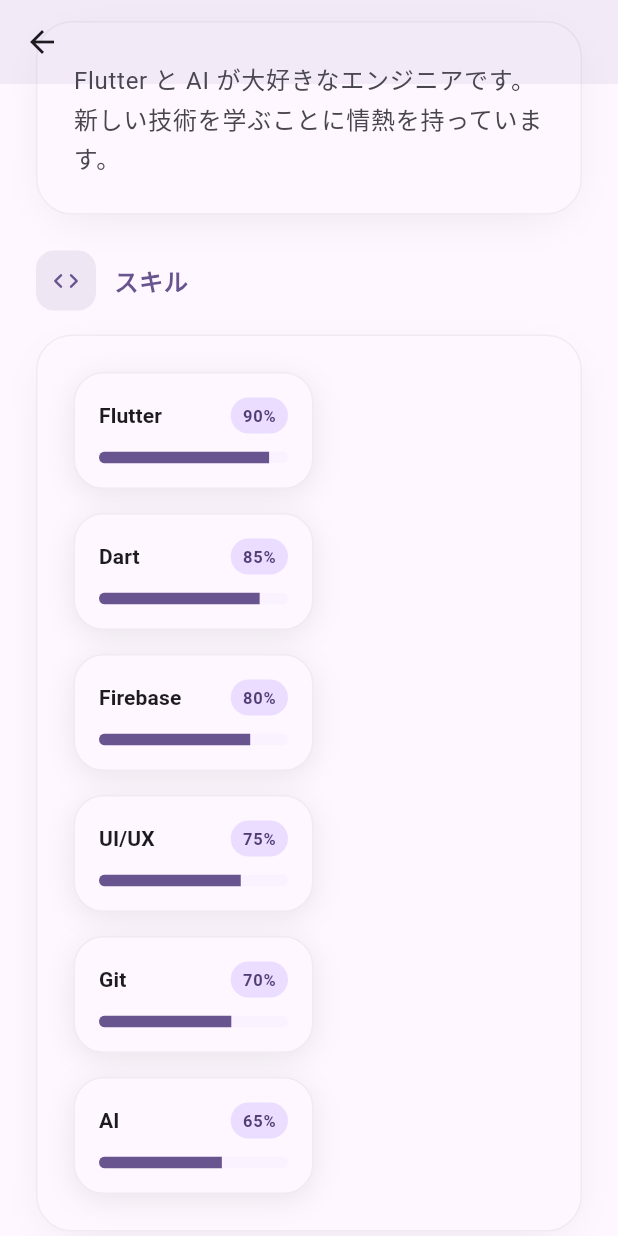
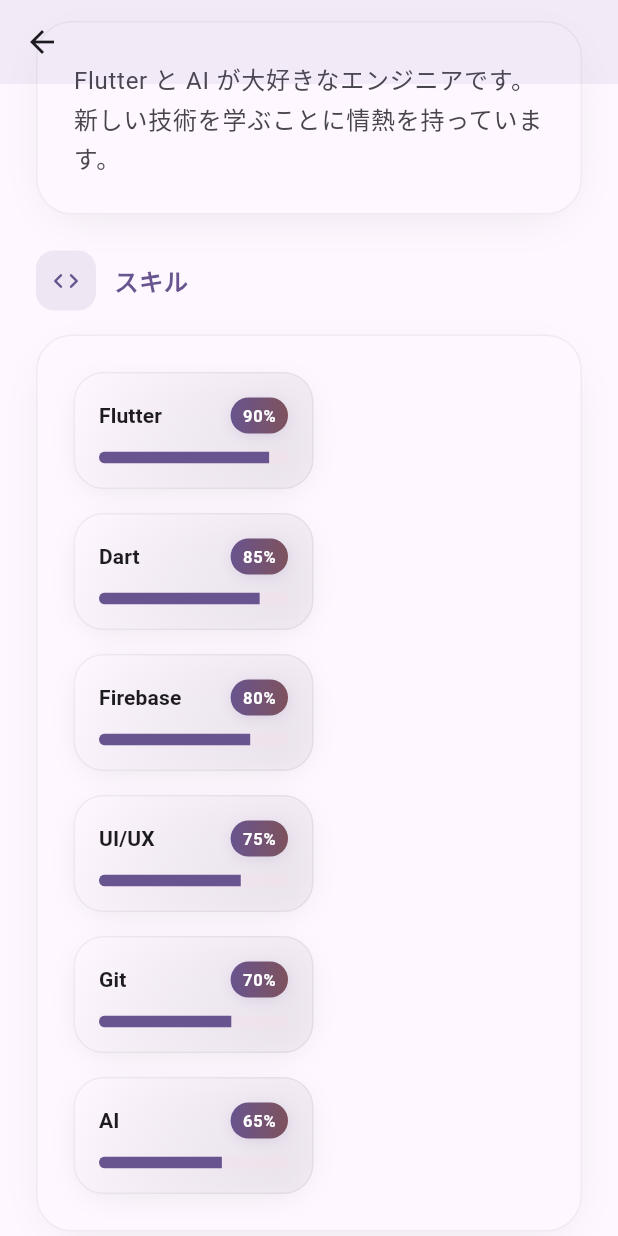
Before and after one commit to Koichi5/cursor_agent_sample, a Flutter app: the ProfileDetailPage screen opened directly with empty values, scrolled down 576 dp, on a phone screen of 412 x 824 dp. Run offline on Flutter 3.47's test engine with Material 3 defaults, Android fonts, the phone set to English and light mode, and no system bars.

Commit message:
style: Enhance profile detail page with improved gradients and visual effects

```diff
--- a/lib/views/profile_detail_page/profile_detail_page.dart
+++ b/lib/views/profile_detail_page/profile_detail_page.dart
@@ -382,13 +382,21 @@
       width: 160,
       padding: const EdgeInsets.all(16),
       decoration: BoxDecoration(
-        color: theme.colorScheme.surface,
+        gradient: LinearGradient(
+          begin: Alignment.topLeft,
+          end: Alignment.bottomRight,
+          colors: [
+            theme.colorScheme.surface,
+            theme.colorScheme.surfaceVariant.withOpacity(0.5),
+          ],
+        ),
         borderRadius: BorderRadius.circular(20),
         boxShadow: [
           BoxShadow(
             color: theme.colorScheme.shadow.withOpacity(0.08),
             blurRadius: 16,
             offset: const Offset(0, 4),
+            spreadRadius: -4,
           ),
         ],
         border: Border.all(
@@ -414,13 +422,26 @@
                   vertical: 4,
                 ),
                 decoration: BoxDecoration(
-                  color: theme.colorScheme.primaryContainer,
+                  gradient: LinearGradient(
+                    colors: [
+                      theme.colorScheme.primary,
+                      theme.colorScheme.tertiary,
+                    ],
+                  ),
                   borderRadius: BorderRadius.circular(12),
+                  boxShadow: [
+                    BoxShadow(
+                      color: theme.colorScheme.primary.withOpacity(0.2),
+                      blurRadius: 8,
+                      offset: const Offset(0, 2),
+                      spreadRadius: -2,
+                    ),
+                  ],
                 ),
                 child: Text(
                   '${(level * 100).toInt()}%',
                   style: theme.textTheme.labelSmall?.copyWith(
-                    color: theme.colorScheme.onPrimaryContainer,
+                    color: theme.colorScheme.onPrimary,
                     fontWeight: FontWeight.w600,
                   ),
                 ),
@@ -428,16 +449,26 @@
             ],
           ),
           const SizedBox(height: 12),
-          ClipRRect(
-            borderRadius: BorderRadius.circular(6),
-            child: LinearProgressIndicator(
-              value: level,
-              backgroundColor:
+          Container(
+            decoration: BoxDecoration(
+              borderRadius: BorderRadius.circular(6),
+              gradient: LinearGradient(
+                colors: [
                   theme.colorScheme.primaryContainer.withOpacity(0.2),
-              valueColor: AlwaysStoppedAnimation<Color>(
-                theme.colorScheme.primary,
+                  theme.colorScheme.tertiaryContainer.withOpacity(0.2),
+                ],
               ),
-              minHeight: 8,
+            ),
+            child: ClipRRect(
+              borderRadius: BorderRadius.circular(6),
+              child: LinearProgressIndicator(
+                value: level,
+                backgroundColor: Colors.transparent,
+                valueColor: AlwaysStoppedAnimation<Color>(
+                  theme.colorScheme.primary,
+                ),
+                minHeight: 8,
+              ),
             ),
           ),
         ],
@@ -457,13 +488,21 @@
       margin: const EdgeInsets.symmetric(vertical: 8),
       padding: const EdgeInsets.all(20),
       decoration: BoxDecoration(
-        color: theme.colorScheme.surface,
+        gradient: LinearGradient(
+          begin: Alignment.topLeft,
+          end: Alignment.bottomRight,
+          colors: [
+            theme.colorScheme.surface,
+            theme.colorScheme.surfaceVariant.withOpacity(0.5),
+          ],
+        ),
         borderRadius: BorderRadius.circular(24),
         boxShadow: [
           BoxShadow(
             color: theme.colorScheme.shadow.withOpacity(0.08),
             blurRadius: 16,
             offset: const Offset(0, 4),
+            spreadRadius: -4,
           ),
         ],
         border: Border.all(
@@ -481,8 +520,18 @@
                   theme.colorScheme.primary.withOpacity(0.2),
                   theme.colorScheme.tertiary.withOpacity(0.2),
                 ],
+                begin: Alignment.topLeft,
+                end: Alignment.bottomRight,
               ),
               borderRadius: BorderRadius.circular(16),
+              boxShadow: [
+                BoxShadow(
+                  color: theme.colorScheme.primary.withOpacity(0.1),
+                  blurRadius: 8,
+                  offset: const Offset(0, 2),
+                  spreadRadius: -2,
+                ),
+              ],
             ),
             child: Icon(
               icon,
@@ -522,6 +571,8 @@
                   theme.colorScheme.primary,
                   theme.colorScheme.tertiary,
                 ],
+                begin: Alignment.topLeft,
+                end: Alignment.bottomRight,
               ),
               borderRadius: BorderRadius.circular(12),
               boxShadow: [
@@ -529,6 +580,7 @@
                   color: theme.colorScheme.primary.withOpacity(0.2),
                   blurRadius: 8,
                   offset: const Offset(0, 2),
+                  spreadRadius: -2,
                 ),
               ],
             ),
```
